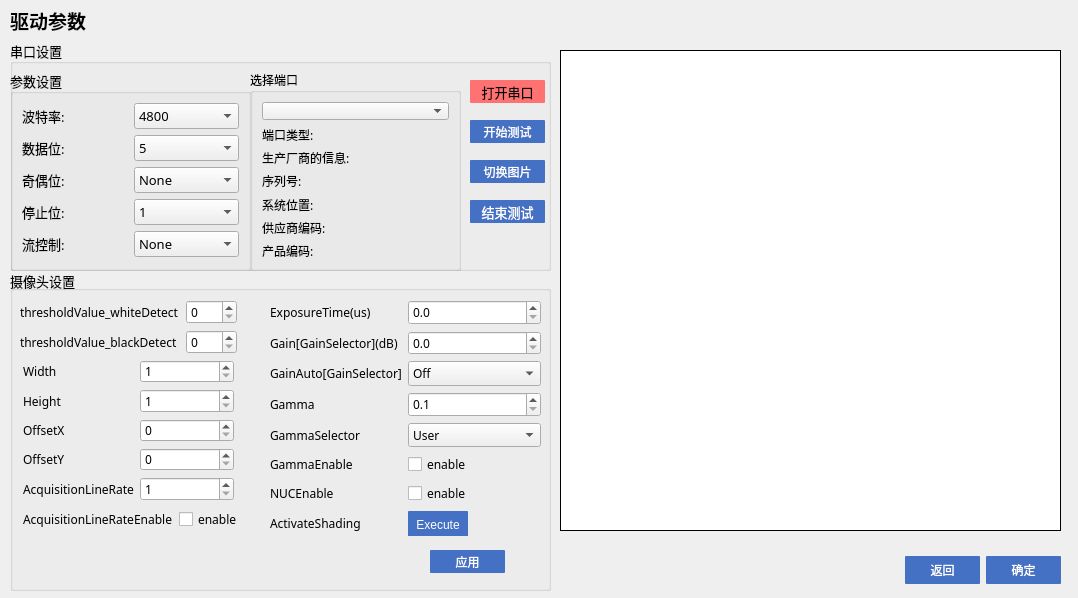
This is driveseting.ui in jaueone/Magnetic as Qt 5 draws it before an edit. The edited form follows.
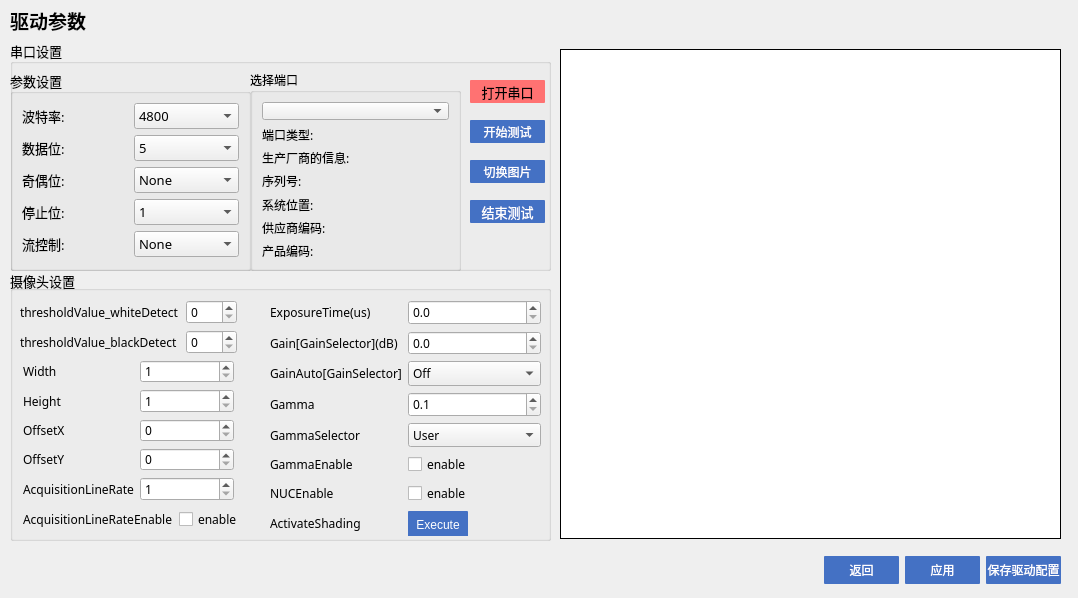
This is the edited form. Custom widgets are drawn as their Qt base class.

Commit message: 第8次提交，添加驱动配置保存功能，储存在admin_config表当中

The edit to the form file:
```diff
--- a/driveseting.ui
+++ b/driveseting.ui
@@ -370,7 +370,7 @@
     <rect>
      <x>10</x>
      <y>0</y>
-     <width>901</width>
+     <width>1051</width>
      <height>41</height>
     </rect>
    </property>
@@ -411,7 +411,7 @@
      <x>10</x>
      <y>270</y>
      <width>541</width>
-     <height>321</height>
+     <height>271</height>
     </rect>
    </property>
    <property name="font">
@@ -432,7 +432,7 @@
       <x>0</x>
       <y>10</y>
       <width>531</width>
-      <height>311</height>
+      <height>261</height>
      </rect>
     </property>
     <property name="font">
@@ -789,36 +789,14 @@
       </item>
      </layout>
     </widget>
-    <widget class="QPushButton" name="pushButton_4">
-     <property name="geometry">
-      <rect>
-       <x>420</x>
-       <y>270</y>
-       <width>75</width>
-       <height>23</height>
-      </rect>
-     </property>
-     <property name="font">
-      <font>
-       <family>Microsoft YaHei UI</family>
-      </font>
-     </property>
-     <property name="styleSheet">
-      <string notr="true">QPushButton{color:white;background-color: rgb(68, 113, 196);border-radius:1px;}
-QPushButton::pressed{background-color: rgb(142, 170, 220);}</string>
-     </property>
-     <property name="text">
-      <string>应用</string>
-     </property>
-    </widget>
    </widget>
   </widget>
   <widget class="QWidget" name="horizontalLayoutWidget_2">
    <property name="geometry">
     <rect>
-     <x>560</x>
+     <x>10</x>
      <y>550</y>
-     <width>501</width>
+     <width>1051</width>
      <height>41</height>
     </rect>
    </property>
@@ -858,6 +836,28 @@
       </property>
      </widget>
     </item>
+    <item>
+     <widget class="QPushButton" name="pushButton_4">
+      <property name="minimumSize">
+       <size>
+        <width>75</width>
+        <height>28</height>
+       </size>
+      </property>
+      <property name="font">
+       <font>
+        <family>Microsoft YaHei UI</family>
+       </font>
+      </property>
+      <property name="styleSheet">
+       <string notr="true">QPushButton{color:white;background-color: rgb(68, 113, 196);border-radius:1px;}
+QPushButton::pressed{background-color: rgb(142, 170, 220);}</string>
+      </property>
+      <property name="text">
+       <string>应用</string>
+      </property>
+     </widget>
+    </item>
     <item>
      <widget class="QPushButton" name="pushButton_2">
       <property name="minimumSize">
@@ -876,7 +876,7 @@
 QPushButton::pressed{background-color: rgb(142, 170, 220);}</string>
       </property>
       <property name="text">
-       <string>确定</string>
+       <string>保存驱动配置</string>
       </property>
      </widget>
     </item>
@@ -886,9 +886,9 @@
    <property name="geometry">
     <rect>
      <x>560</x>
-     <y>50</y>
+     <y>49</y>
      <width>501</width>
-     <height>481</height>
+     <height>490</height>
     </rect>
    </property>
    <property name="styleSheet">
```
The commit also changes 11 other files.
